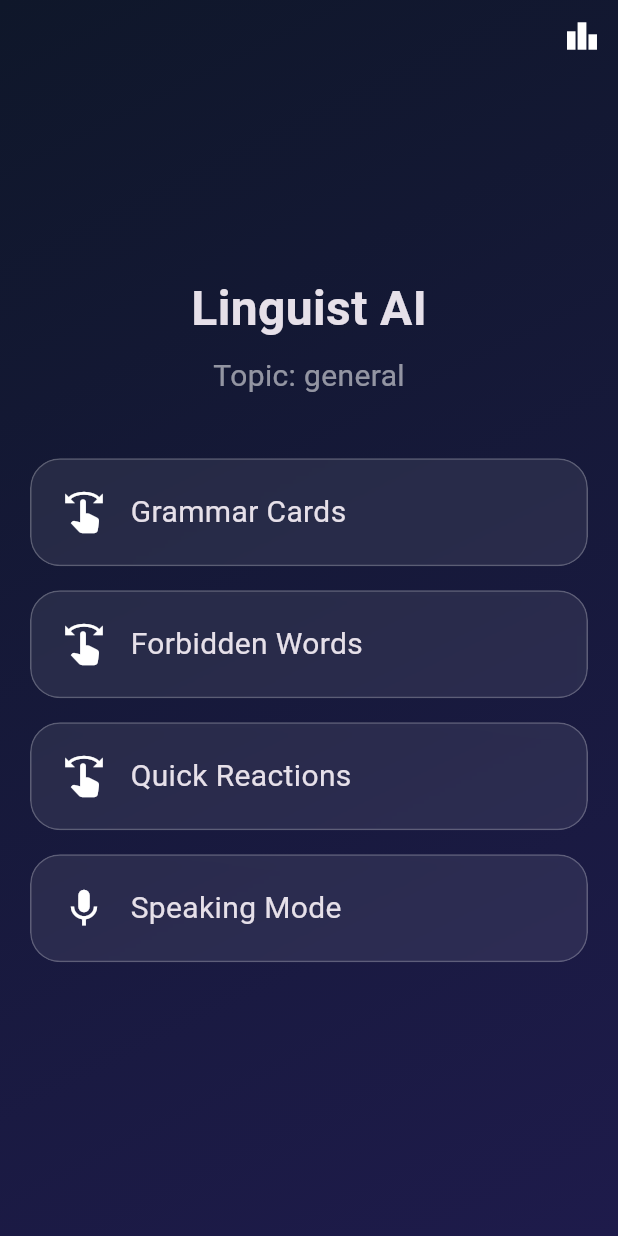
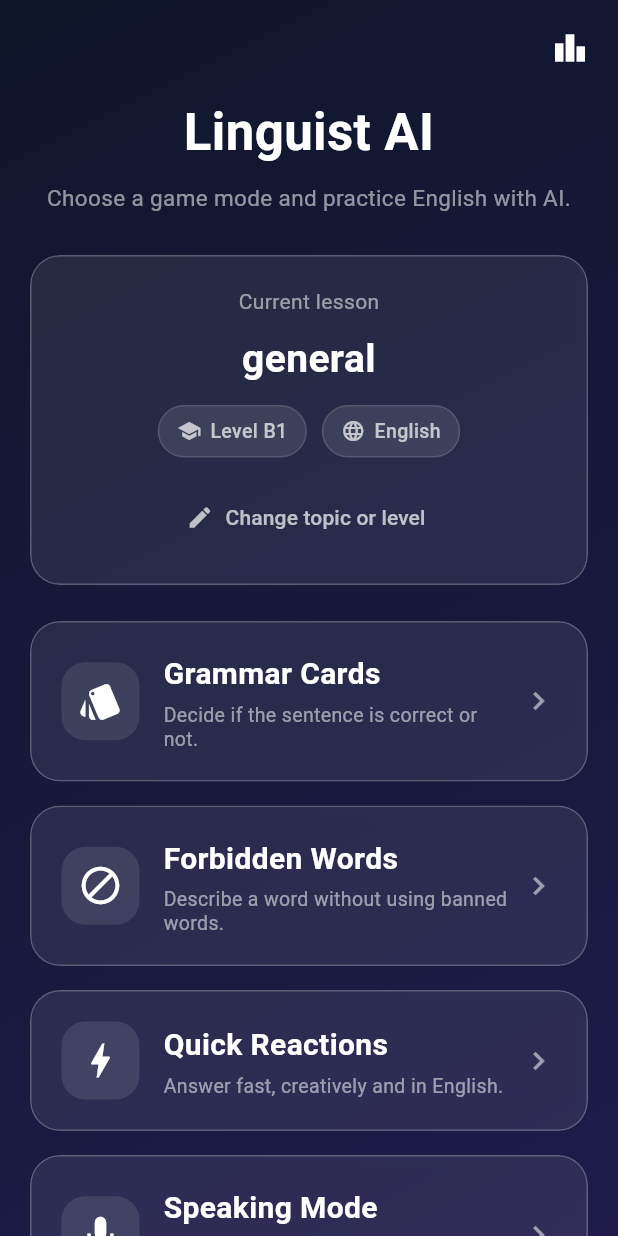
Before and after one commit to ohypka/linguist-ai, a Flutter app: the screen it shows after launch, after a tap on "Start", on a phone screen of 412 x 824 dp. Run offline on Flutter 3.47's test engine with Material 3 defaults, Android fonts, the light colour scheme and no system bars; our stand-ins replace shared_preferences, speech_to_text; missing offline and left inert: record; network calls fail; statements that could not run were skipped.

Commit message:
Improve home screen layout and navigation

```diff
--- a/frontend/lib/screens/home/home_screen.dart
+++ b/frontend/lib/screens/home/home_screen.dart
@@ -1,34 +1,91 @@
 import 'package:flutter/material.dart';
+
 import '../../widgets/glass_card.dart';
-import '../games/tinder_screen.dart';
-import '../speaking/speaking_screen.dart';
 import '../games/forbidden_words_screen.dart';
 import '../games/quick_reactions_screen.dart';
+import '../games/tinder_screen.dart';
 import '../leaderboard/leaderboard_screen.dart';
+import '../speaking/speaking_screen.dart';
+import '../topic/topic_screen.dart';
 
 class HomeScreen extends StatelessWidget {
   final String topic;
   final String level;
 
-  const HomeScreen({super.key, required this.topic, required this.level});
+  const HomeScreen({
+    super.key,
+    required this.topic,
+    required this.level,
+  });
 
-  Widget buildCard(
-      BuildContext context, String title, IconData icon, Widget screen) {
-    return GestureDetector(
-      onTap: () {
+  void _openScreen(BuildContext context, Widget screen) {
     Navigator.push(
       context,
       MaterialPageRoute(builder: (_) => screen),
     );
-      },
+  }
+
+  void _changeTopic(BuildContext context) {
+    Navigator.pushReplacement(
+      context,
+      MaterialPageRoute(builder: (_) => const TopicScreen()),
+    );
+  }
+
+  Widget _buildGameCard({
+    required BuildContext context,
+    required String title,
+    required String subtitle,
+    required IconData icon,
+    required Widget screen,
+  }) {
+    return GestureDetector(
+      onTap: () => _openScreen(context, screen),
       child: GlassCard(
         child: Row(
           children: [
-            Icon(icon, size: 30),
+            Container(
+              width: 52,
+              height: 52,
+              decoration: BoxDecoration(
+                color: Colors.white.withOpacity(0.10),
+                borderRadius: BorderRadius.circular(16),
+              ),
+              child: Icon(
+                icon,
+                size: 30,
+                color: Colors.white,
+              ),
+            ),
             const SizedBox(width: 16),
+            Expanded(
+              child: Column(
+                crossAxisAlignment: CrossAxisAlignment.start,
+                children: [
                   Text(
                     title,
-              style: const TextStyle(fontSize: 20),
+                    style: const TextStyle(
+                      fontSize: 20,
+                      fontWeight: FontWeight.w700,
+                      color: Colors.white,
+                    ),
+                  ),
+                  const SizedBox(height: 4),
+                  Text(
+                    subtitle,
+                    style: const TextStyle(
+                      fontSize: 13,
+                      color: Colors.white54,
+                      height: 1.25,
+                    ),
+                  ),
+                ],
+              ),
+            ),
+            const SizedBox(width: 8),
+            const Icon(
+              Icons.chevron_right,
+              color: Colors.white54,
             ),
           ],
         ),
@@ -36,12 +93,113 @@ class HomeScreen extends StatelessWidget {
     );
   }
 
+  Widget _buildTopicInfo(BuildContext context) {
+    return GlassCard(
+      child: Column(
+        children: [
+          const Text(
+            'Current lesson',
+            style: TextStyle(
+              color: Colors.white54,
+              fontSize: 14,
+            ),
+          ),
+          const SizedBox(height: 10),
+          Text(
+            topic,
+            textAlign: TextAlign.center,
+            style: const TextStyle(
+              fontSize: 26,
+              fontWeight: FontWeight.bold,
+              color: Colors.white,
+            ),
+          ),
+          const SizedBox(height: 12),
+          Wrap(
+            alignment: WrapAlignment.center,
+            spacing: 10,
+            runSpacing: 10,
+            children: [
+              _buildInfoChip(
+                icon: Icons.school,
+                text: 'Level $level',
+              ),
+              _buildInfoChip(
+                icon: Icons.language,
+                text: 'English',
+              ),
+            ],
+          ),
+          const SizedBox(height: 16),
+          TextButton.icon(
+            onPressed: () => _changeTopic(context),
+            icon: const Icon(Icons.edit, size: 18),
+            label: const Text('Change topic or level'),
+            style: TextButton.styleFrom(
+              foregroundColor: Colors.white70,
+            ),
+          ),
+        ],
+      ),
+    );
+  }
+
+  Widget _buildInfoChip({
+    required IconData icon,
+    required String text,
+  }) {
+    return Container(
+      padding: const EdgeInsets.symmetric(
+        horizontal: 12,
+        vertical: 7,
+      ),
+      decoration: BoxDecoration(
+        color: Colors.white.withOpacity(0.10),
+        borderRadius: BorderRadius.circular(999),
+        border: Border.all(
+          color: Colors.white.withOpacity(0.12),
+        ),
+      ),
+      child: Row(
+        mainAxisSize: MainAxisSize.min,
+        children: [
+          Icon(
+            icon,
+            size: 16,
+            color: Colors.white70,
+          ),
+          const SizedBox(width: 6),
+          Text(
+            text,
+            style: const TextStyle(
+              color: Colors.white70,
+              fontSize: 13,
+              fontWeight: FontWeight.w500,
+            ),
+          ),
+        ],
+      ),
+    );
+  }
+
+  Widget _buildLeaderboardButton(BuildContext context) {
+    return IconButton(
+      tooltip: 'Leaderboard',
+      icon: const Icon(
+        Icons.leaderboard,
+        color: Colors.white,
+      ),
+      onPressed: () => _openScreen(
+        context,
+        const LeaderboardScreen(),
+      ),
+    );
+  }
+
   @override
   Widget build(BuildContext context) {
     return Scaffold(
-      body: Stack(
-        children: [
-          Container(
+      body: Container(
         decoration: const BoxDecoration(
           gradient: LinearGradient(
             colors: [Color(0xFF0F172A), Color(0xFF1E1B4B)],
@@ -49,51 +207,86 @@ class HomeScreen extends StatelessWidget {
             end: Alignment.bottomRight,
           ),
         ),
-            padding: const EdgeInsets.all(20),
+        child: SafeArea(
+          child: Stack(
+            children: [
+              SingleChildScrollView(
+                padding: const EdgeInsets.fromLTRB(20, 64, 20, 24),
                 child: Column(
-              mainAxisAlignment: MainAxisAlignment.center,
+                  crossAxisAlignment: CrossAxisAlignment.stretch,
                   children: [
                     const Text(
-                  "Linguist AI",
-                  style: TextStyle(fontSize: 32, fontWeight: FontWeight.bold),
+                      'Linguist AI',
+                      textAlign: TextAlign.center,
+                      style: TextStyle(
+                        fontSize: 34,
+                        fontWeight: FontWeight.bold,
+                        color: Colors.white,
+                      ),
                     ),
                     const SizedBox(height: 8),
-                Text(
-                  "Topic: $topic",
-                  style: const TextStyle(fontSize: 20, color: Colors.white54),
+                    const Text(
+                      'Choose a game mode and practice English with AI.',
+                      textAlign: TextAlign.center,
+                      style: TextStyle(
+                        fontSize: 15,
+                        color: Colors.white54,
                       ),
-                const SizedBox(height: 40),
-
-                buildCard(context, "Grammar Cards", Icons.swipe,
-                    TinderScreen(topic: topic, level: level)),
+                    ),
+                    const SizedBox(height: 28),
+                    _buildTopicInfo(context),
+                    const SizedBox(height: 24),
+                    _buildGameCard(
+                      context: context,
+                      title: 'Grammar Cards',
+                      subtitle: 'Decide if the sentence is correct or not.',
+                      icon: Icons.style,
+                      screen: TinderScreen(
+                        topic: topic,
+                        level: level,
+                      ),
+                    ),
                     const SizedBox(height: 16),
-                buildCard(context, "Forbidden Words", Icons.swipe,
-                    ForbiddenWordsScreen(topic: topic, level: level)),
+                    _buildGameCard(
+                      context: context,
+                      title: 'Forbidden Words',
+                      subtitle: 'Describe a word without using banned words.',
+                      icon: Icons.block,
+                      screen: ForbiddenWordsScreen(
+                        topic: topic,
+                        level: level,
+                      ),
+                    ),
                     const SizedBox(height: 16),
-                buildCard(context, "Quick Reactions", Icons.swipe,
-                    QuickReactionsScreen(topic: topic, level: level)),
+                    _buildGameCard(
+                      context: context,
+                      title: 'Quick Reactions',
+                      subtitle: 'Answer fast, creatively and in English.',
+                      icon: Icons.bolt,
+                      screen: QuickReactionsScreen(
+                        topic: topic,
+                        level: level,
+                      ),
+                    ),
                     const SizedBox(height: 16),
-                buildCard(
-                    context, "Speaking Mode", Icons.mic, const SpeakingScreen()),
+                    _buildGameCard(
+                      context: context,
+                      title: 'Speaking Mode',
+                      subtitle: 'Practice speaking with speech recognition.',
+                      icon: Icons.mic,
+                      screen: const SpeakingScreen(),
+                    ),
                   ],
                 ),
               ),
               Positioned(
-            top: 0,
-            right: 0,
-            child: SafeArea(
-              child: IconButton(
-                icon: const Icon(Icons.leaderboard, color: Colors.white),
-                onPressed: () => Navigator.push(
-                  context,
-                  MaterialPageRoute(
-                    builder: (_) => const LeaderboardScreen(),
+                top: 8,
+                right: 8,
+                child: _buildLeaderboardButton(context),
+              ),
+            ],
           ),
         ),
-              ),
-            ),
-          ),
-        ],
       ),
     );
   }
```
Also changed, not shown: 1 other file. Lines whose indentation alone changed are shown as unchanged.
